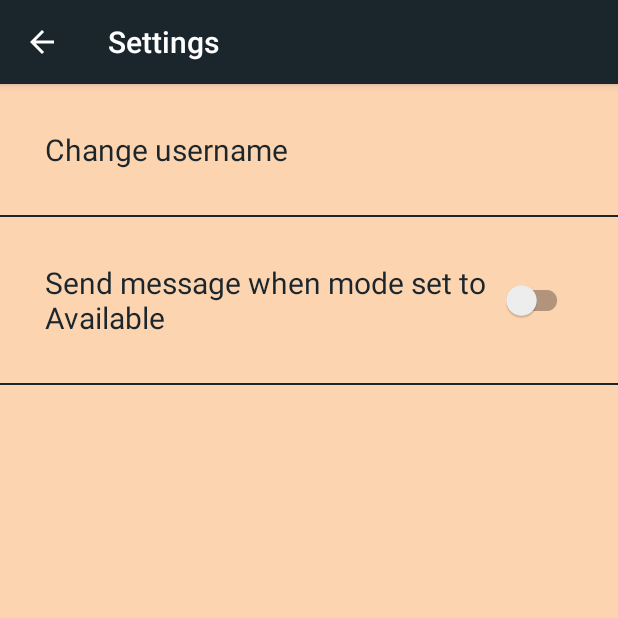
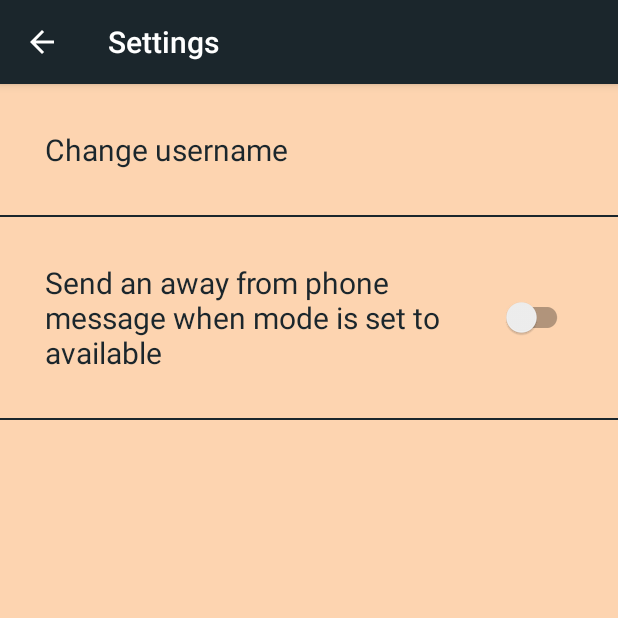
Before and after one commit to 007Nil/MessageAutomation, an Android app: the MainActivity3 screen opened directly, with no data from a screen before it, on a phone screen of 412 x 824 dp, the top half of it. Run offline under Robolectric (Android 15) with nearby library versions, the phone set to English and light mode, and no system bars; Roboto replaces fonts that are not available here.

Commit message:
Mesaage sending in available mode bug fixed

```diff
--- a/app/src/main/java/com/example/messageautomation/Telephony/PhoneStateReceiver.java
+++ b/app/src/main/java/com/example/messageautomation/Telephony/PhoneStateReceiver.java
@@ -44,8 +44,10 @@ public class PhoneStateReceiver extends BroadcastReceiver {
                 currentState = sharedPreferencesCustom.loadData(context);
                 message = sharedPreferencesCustom.loadMsg(context);
                 if(callRinging && !callReceived && currentState.equals("available")){
-                    if(sharedPreferencesCustom.loadSendMessageAvailable()){
+                    if(sharedPreferencesCustom.loadSendMessageAvailable(context)){
                         sendMessage.sendSMS(incomingNumber,message,context);
+                    }else{
+                        Toast.makeText(context,"No message is sent",Toast.LENGTH_LONG).show();
                     }
                 }else if(callRinging && callReceived && !currentState.equals("available")){
                     Toast.makeText(context,"Since you received the call message will not be sent",Toast.LENGTH_LONG).show();
--- a/app/src/main/res/layout/activity_main3.xml
+++ b/app/src/main/res/layout/activity_main3.xml
@@ -36,7 +36,7 @@
             android:layout_height="wrap_content"
             android:fontFamily="@font/capriola"
             android:padding="30dp"
-            android:text="Send message when mode set to Available"
+            android:text="Send an away from phone message when mode is set to available"
             android:textColor="@color/colorPrimaryDark"
             android:textSize="20sp" />
 
```
Also changed, not shown: app/src/main/java/com/example/messageautomation/Activity/MainActivity2.java (+5 -3 lines).
